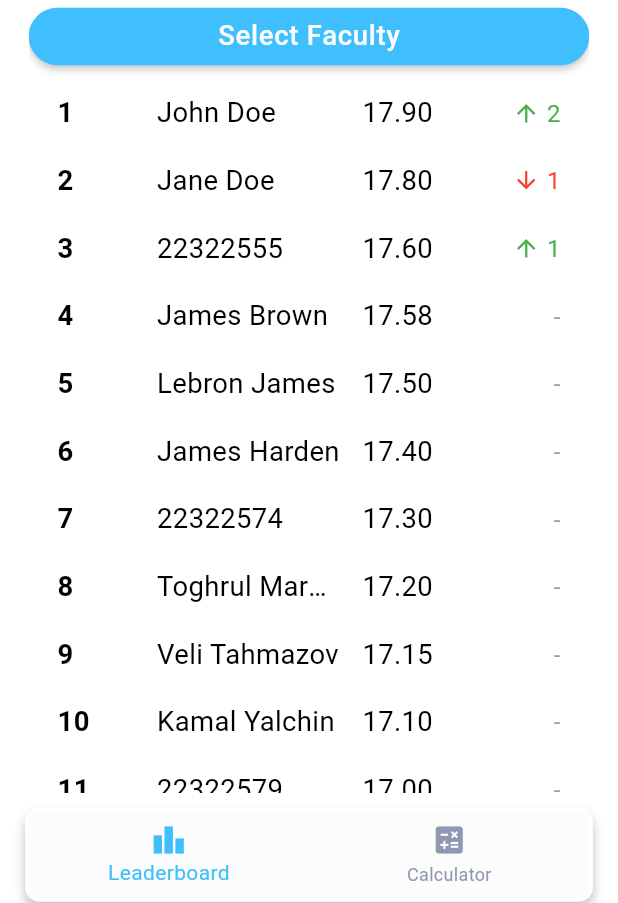
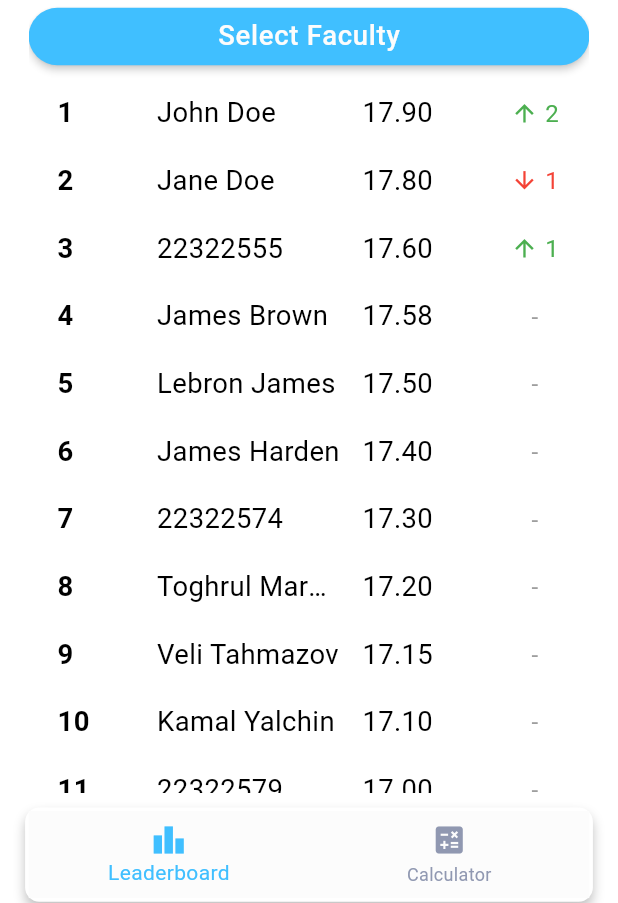
Before and after one commit to Krmsh1n5/u_standings, a Flutter app: the screen it shows after launch, on a phone screen of 412 x 824 dp. Shown: the part 277-1180 px from the top of the screen. Run offline on Flutter 3.47's test engine with Material 3 defaults, Android fonts, the phone set to English and light mode, and no system bars; our stand-ins replace flutter_screenutil; Roboto replaces fonts that are missing (Montserrat).

Commit message:
Added Business logic and data flow for Standings Added cohort_semester_repository, cohort_semester_repository_impl and get_known_cohort_semester use case to get known cohort semester Added credits_repository, credits_repository_impl, get_known_credits and get_total_cohort_semester_credits use case to get known credits Added standings_repository, standings_repository_impl and get_standings use case to get standings Added mock data for every of previously mentioned aspects

```diff
--- a/lib/features/standings/data/repositories/standings_repository_impl.dart
+++ b/lib/features/standings/data/repositories/standings_repository_impl.dart
@@ -0,0 +1,26 @@
+import 'package:u_standings/features/standings/domain/entities/standings.dart';
+import 'package:u_standings/features/standings/domain/repositories/standings_repository.dart';
+
+final List<Standings> leaderboardData = [
+  Standings(rank: 1, studentId: '22322111', average: 17.9, change: 2),
+  Standings(rank: 2, studentId: '22322222', average: 17.8, change: -1),
+  Standings(rank: 3, studentId: '22322555', average: 17.6, change: 1),
+  Standings(rank: 4, studentId: '22322333', average: 17.58, change: 0),
+  Standings(rank: 5, studentId: '22322444', average: 17.5, change: 0),
+  Standings(rank: 6, studentId: '22322666', average: 17.4, change: 0),
+  Standings(rank: 7, studentId: '22322574', average: 17.3, change: 0),
+  Standings(rank: 8, studentId: '22322628', average: 17.2, change: 0),
+  Standings(rank: 9, studentId: '22322592', average: 17.15, change: 0),
+  Standings(rank: 10, studentId: '22322000', average: 17.1, change: 0),
+  Standings(rank: 11, studentId: '22322579', average: 17.0, change: 0),
+  Standings(rank: 12, studentId: '22322888', average: 16.9, change: 0),
+];
+
+class StandingsRepositoryImpl implements StandingsRepository {
+  @override
+  Future<List<Standings>> getStandings(String selectedCohortSemester) async {
+    // Simulate a network delay
+    await Future.delayed(Duration(seconds: 1));
+    return leaderboardData;
+  }
+}
--- /dev/null
+++ b/lib/features/standings/domain/entities/standings.dart
@@ -0,0 +1,13 @@
+class Standings {
+  final int rank;
+  final String studentId;
+  final double average;
+  final int change;
+
+  Standings({
+    required this.rank,
+    required this.studentId,
+    required this.average,
+    required this.change,
+  });
+}
--- /dev/null
+++ b/lib/features/standings/domain/repositories/cohort_semester_repository.dart
@@ -0,0 +1,3 @@
+abstract class CohortSemesterRepository {
+  Future<List<String>> getAvailableCohortSemesters();
+}
--- /dev/null
+++ b/lib/features/standings/domain/repositories/credits_repository.dart
@@ -0,0 +1,4 @@
+abstract class GetCreditsRepository {
+  Future<double> getKnownCredits(String selectedCohortSemester);
+  Future<double> getTotalCohortSemesterCredits(String selectedCohortSemester);
+}
--- a/lib/features/standings/domain/repositories/standings_repository.dart
+++ b/lib/features/standings/domain/repositories/standings_repository.dart
@@ -0,0 +1,5 @@
+import 'package:u_standings/features/standings/domain/entities/standings.dart';
+
+abstract class StandingsRepository {
+  Future<List<Standings>> getStandings(String selectedCohortSemester);
+}
--- a/lib/features/standings/presentation/screens/standings_page.dart
+++ b/lib/features/standings/presentation/screens/standings_page.dart
@@ -217,13 +217,14 @@ class StandingsPage extends StatelessWidget {
                   ),
                 ),
                 // Change Indicator Column
-                SizedBox(
+                Container(
                   width: 70.w,
+                  padding: EdgeInsets.only(left: 40.w),
                   child: Align(
-                    alignment: Alignment.centerRight,
+                    alignment: Alignment.center,
                     child: item['change'] != 0
                         ? Row(
-                            mainAxisAlignment: MainAxisAlignment.end,
+                            mainAxisAlignment: MainAxisAlignment.center,
                             children: [
                               Icon(
                                 item['change'] > 0
```
Also changed, not shown: lib/features/standings/data/repositories/cohort_semester_repository_impl.dart (added, +31 -0 lines), lib/features/standings/data/repositories/credits_repository_impl.dart (added, +18 -0 lines), lib/features/standings/domain/usecases/get_known_cohort_semester.dart (added, +11 -0 lines), lib/features/standings/domain/usecases/get_known_credits.dart (added, +11 -0 lines), lib/features/standings/domain/usecases/get_standings.dart (+12 -0 lines), lib/features/standings/domain/usecases/get_total_cohort_semester_credits.dart (added, +12 -0 lines), lib/features/standings/domain/entities/standing.dart (deleted).
